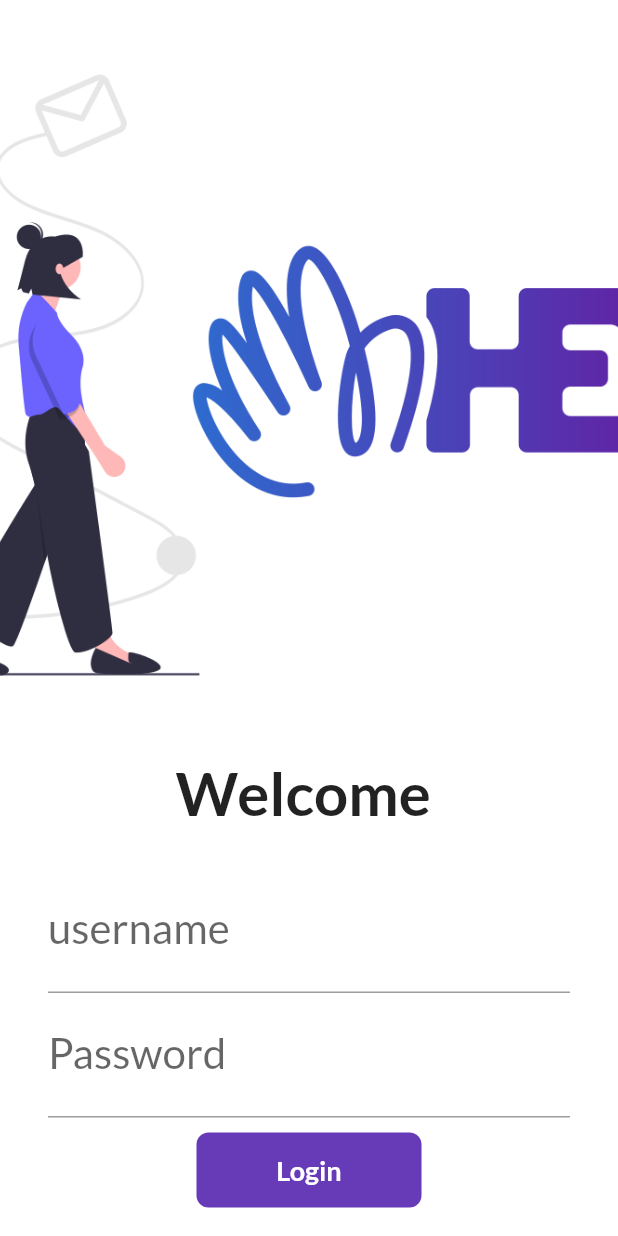
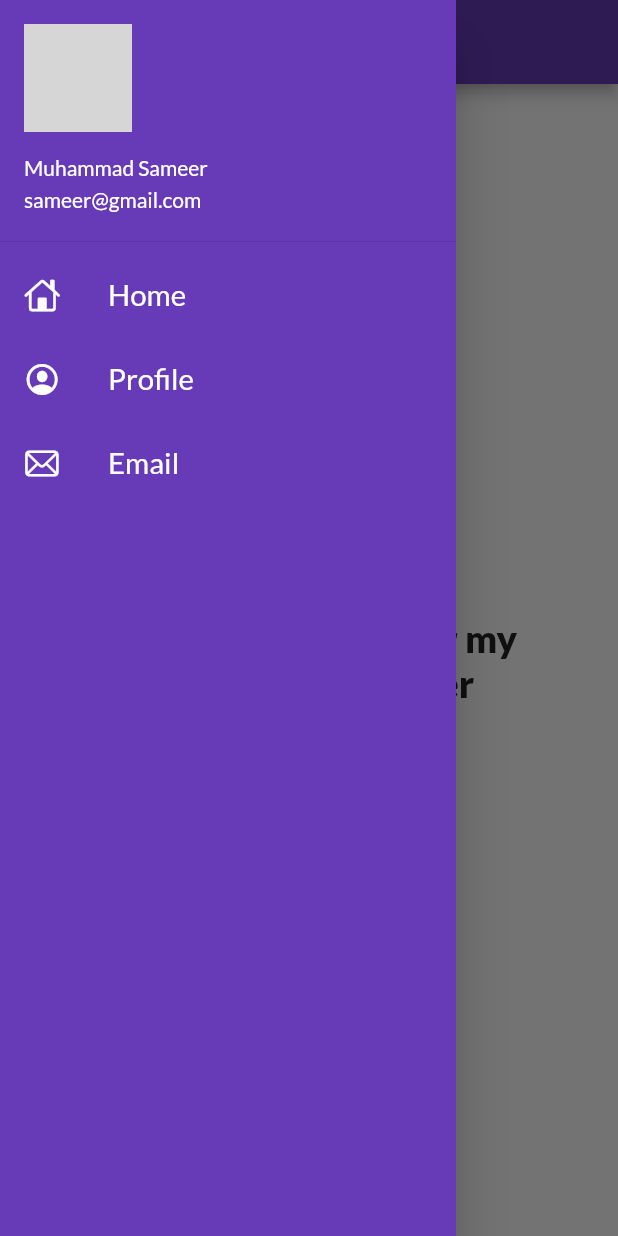
Before and after one commit to sameerdata/flutter-work, a Flutter app: the screen it shows after launch, with the side drawer open (before the commit the screen has no drawer), on a phone screen of 412 x 824 dp. Run offline on Flutter 3.47's test engine with Material 2 defaults, Android fonts, the phone set to English and light mode, and no system bars; our stand-ins replace google_fonts; network calls fail; grey boxes are pictures that could not be loaded.

Commit message:
Day9 Completed

```diff
--- a/lib/Pages/Home_page.dart
+++ b/lib/Pages/Home_page.dart
@@ -1,6 +1,7 @@
 // ignore_for_file: file_names, must_be_immutable
 
 import 'package:flutter/material.dart';
+import 'package:mynotes/widgets/drawer.dart';
 
 // ignore: use_key_in_widget_constructors
 class HomePage extends StatelessWidget {
@@ -23,7 +24,7 @@ class HomePage extends StatelessWidget {
           ),
         ),
       ),
-      drawer: const Drawer(),
+      drawer: mydrawer(),
     );
   }
 }
--- a/lib/Pages/Login_Page.dart
+++ b/lib/Pages/Login_Page.dart
@@ -13,7 +13,7 @@ class Loginpage extends StatefulWidget {
 String name = "";
 bool changedbtn = false;
 final _formkey = GlobalKey<FormState>();
-String user="user name not correct";
+String user = "user name not correct";
 
 int len = 0;
 
@@ -55,8 +55,7 @@ class _LoginpageState extends State<Loginpage> {
                           hintText: "Enter Username", labelText: "username"),
                       validator: (value) {
                         if (value!.isEmpty) {
-                          return user;
-
+                          return "username cannot be empty ";
                         } else
                           return null;
                       },
@@ -64,7 +63,7 @@ class _LoginpageState extends State<Loginpage> {
                         name = value;
                         setState(() {});
                       },
-                      style: const TextStyle(fontSize: 28),
+                      style: const TextStyle(fontSize: 30),
                     ),
                     TextFormField(
                       obscureText: true,
@@ -80,7 +79,7 @@ class _LoginpageState extends State<Loginpage> {
                         else
                           return null;
                       },
-                      style: const TextStyle(fontSize: 28),
+                      style: const TextStyle(fontSize: 30),
                     ),
                     const SizedBox(
                       height: 10.0,
--- a/lib/main.dart
+++ b/lib/main.dart
@@ -21,7 +21,8 @@ class MyApp extends StatelessWidget {
       ),
       darkTheme:
           ThemeData(brightness: Brightness.dark, primarySwatch: Colors.brown),
-      initialRoute: "/",
+      initialRoute: MyRoutes.Homeroutes,
+      debugShowCheckedModeBanner: false,
       routes: {
         "/": (context) => const Loginpage(),
         MyRoutes.Homeroutes: (context) => HomePage(),
--- /dev/null
+++ b/lib/widgets/drawer.dart
@@ -0,0 +1,66 @@
+// ignore_for_file: prefer_const_constructors
+
+import 'package:flutter/cupertino.dart';
+import 'package:flutter/material.dart';
+
+class mydrawer extends StatelessWidget {
+  const mydrawer({Key? key}) : super(key: key);
+
+  @override
+  Widget build(BuildContext context) {
+    final imageurl =
+        "https://yt3.ggpht.com/ytc/AMLnZu80tgSsS3pQJrMA3jjGm4MCkf8ZHl0emfrDYQN3Hw=s900-c-k-c0x00ffffff-no-rj";
+
+    return Drawer(
+        child: Container(
+      color: Colors.deepPurple,
+      child: ListView(
+        children: [
+          DrawerHeader(
+              padding: EdgeInsets.zero,
+              child: UserAccountsDrawerHeader(
+                accountName: Text("Muhammad Sameer"),
+                accountEmail: Text("sameer@gmail.com"),
+                margin: EdgeInsets.zero,
+                currentAccountPicture: CircleAvatar(
+                  backgroundImage: NetworkImage(imageurl),
+                ),
+              )),
+          ListTile(
+            leading: Icon(
+              CupertinoIcons.home,
+              color: Colors.white,
+            ),
+            title: Text(
+              "Home",
+              textScaleFactor: 1.4,
+              style: TextStyle(
+                color: Colors.white,
+              ),
+            ),
+          ),
+          ListTile(
+              leading: Icon(
+                CupertinoIcons.profile_circled,
+                color: Colors.white,
+              ),
+              title: Text("Profile",
+                  textScaleFactor: 1.4,
+                  style: TextStyle(
+                    color: Colors.white,
+                  ))),
+          ListTile(
+              leading: Icon(
+                CupertinoIcons.mail,
+                color: Colors.white,
+              ),
+              title: Text("Email",
+                  textScaleFactor: 1.4,
+                  style: TextStyle(
+                    color: Colors.white,
+                  )))
+        ],
+      ),
+    ));
+  }
+}
```
